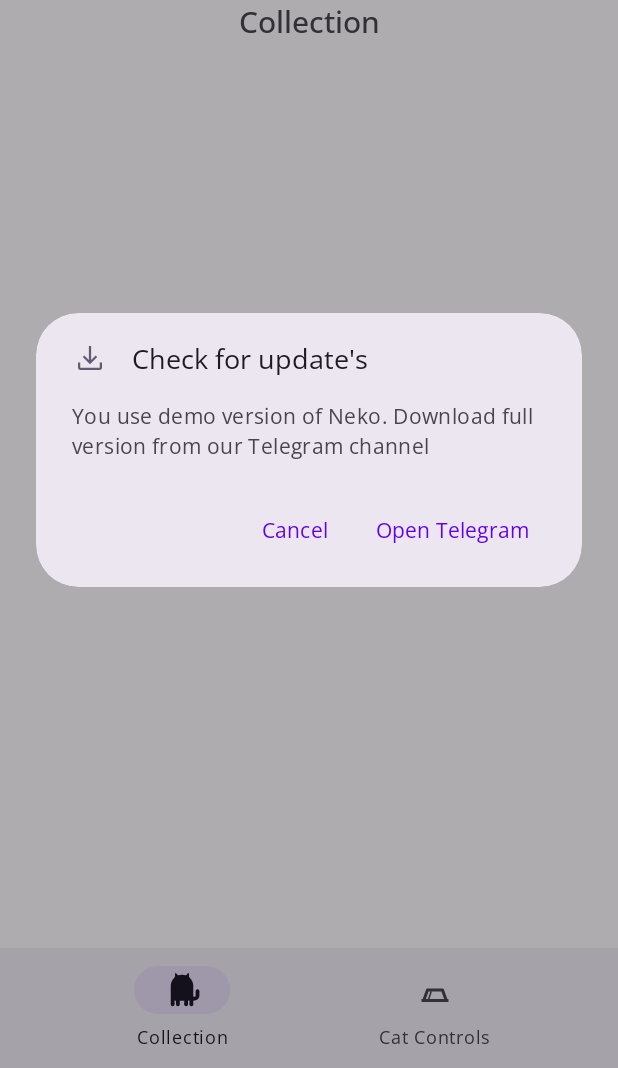
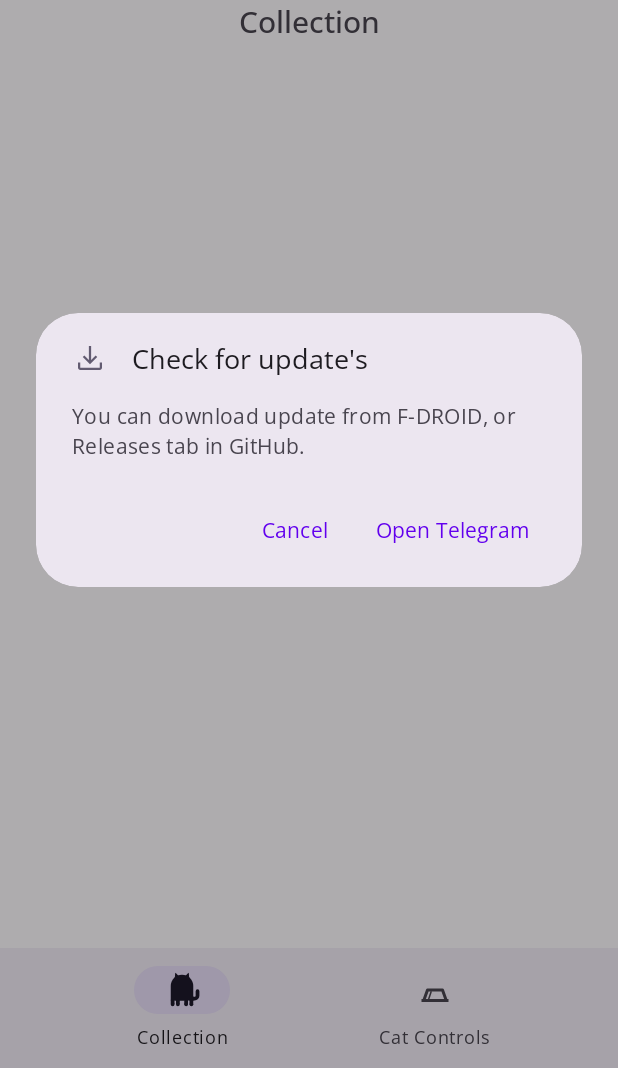
Before and after one commit to queuejw/Neko11, an Android app: the NekoGeneralActivity screen opened directly, with no data from a screen before it, in the options menu, after a tap on an icon or button, on a phone screen of 412 x 824 dp, the part 168-1236 px from its top. Run offline under Robolectric (Android 15) with nearby library versions, the light colour scheme and no system bars; libraries missing offline, so code that uses them is left out: dev.chrisbanes.insetter; 3 statements that could not run were skipped.

Commit message:
You NOT use demo version

```diff
--- a/app/src/main/res/values/strings.xml
+++ b/app/src/main/res/values/strings.xml
@@ -65,7 +65,7 @@
     <string name="help">Help</string>
 	<string name="achievements">Achievements</string>
     <string name="help_message">Welcome to Neko! For start play click Cat Controls on bottom bar and fill all tiles. Then close app. If cat arrive, I send you notification. After you cat send cat your friends, or continue collect cats. Do not forget check tiles, because after arrive cat\'s eat your food and drink water. Good luck!  </string>
-    <string name="update_message">You use demo version of Neko. Download full version from our Telegram channel</string>
+    <string name="update_message">You can download update from F-DROID, or Releases tab in GitHub.</string>
     <string name="themechanged">Theme successfully changed, but you need to restart the application for the changes to take effect.</string>
     <string name="later">Later</string>
     <string name="restart">Restart</string>
```
Also changed, not shown: 1 other file.
